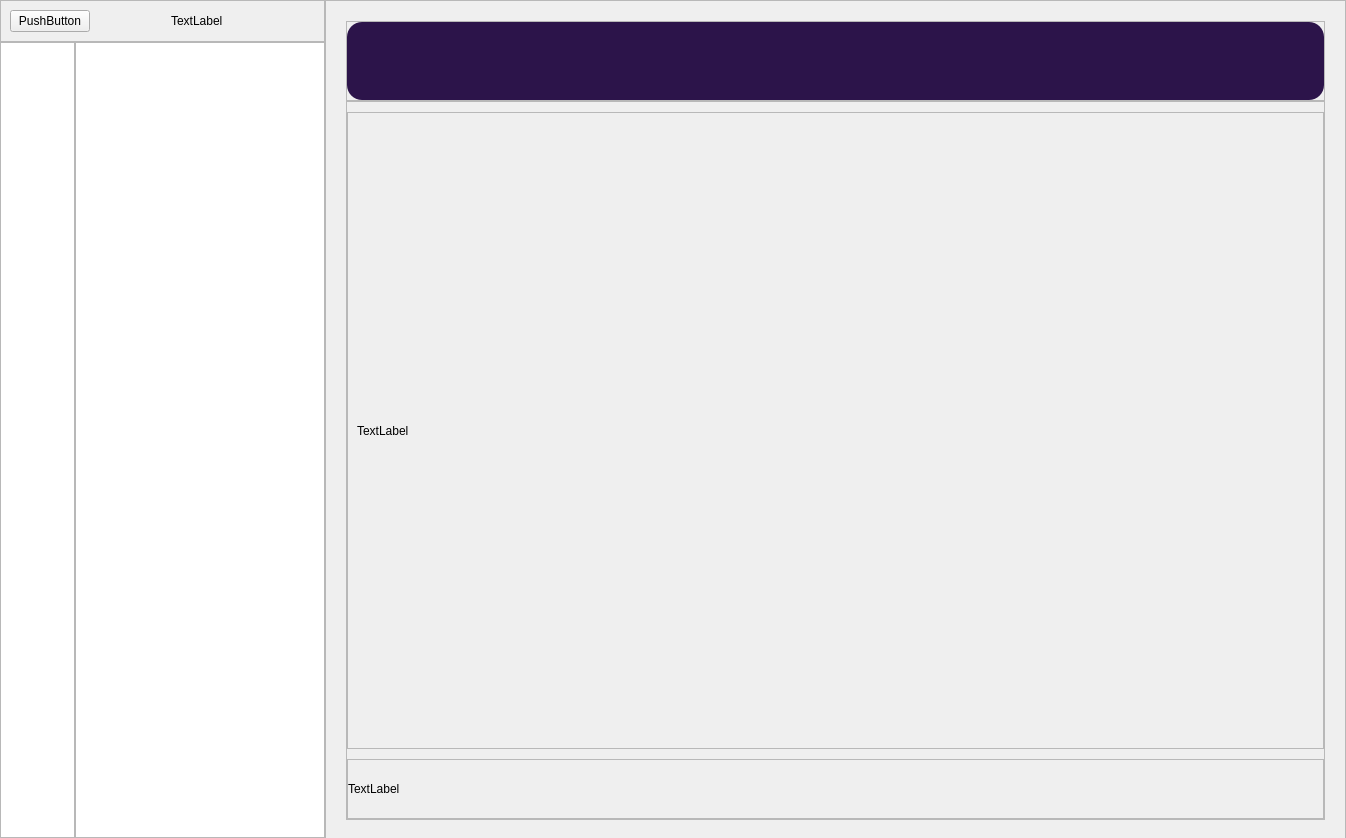
Qt form ui/app.ui (ariezel/sporesight) before a commit.
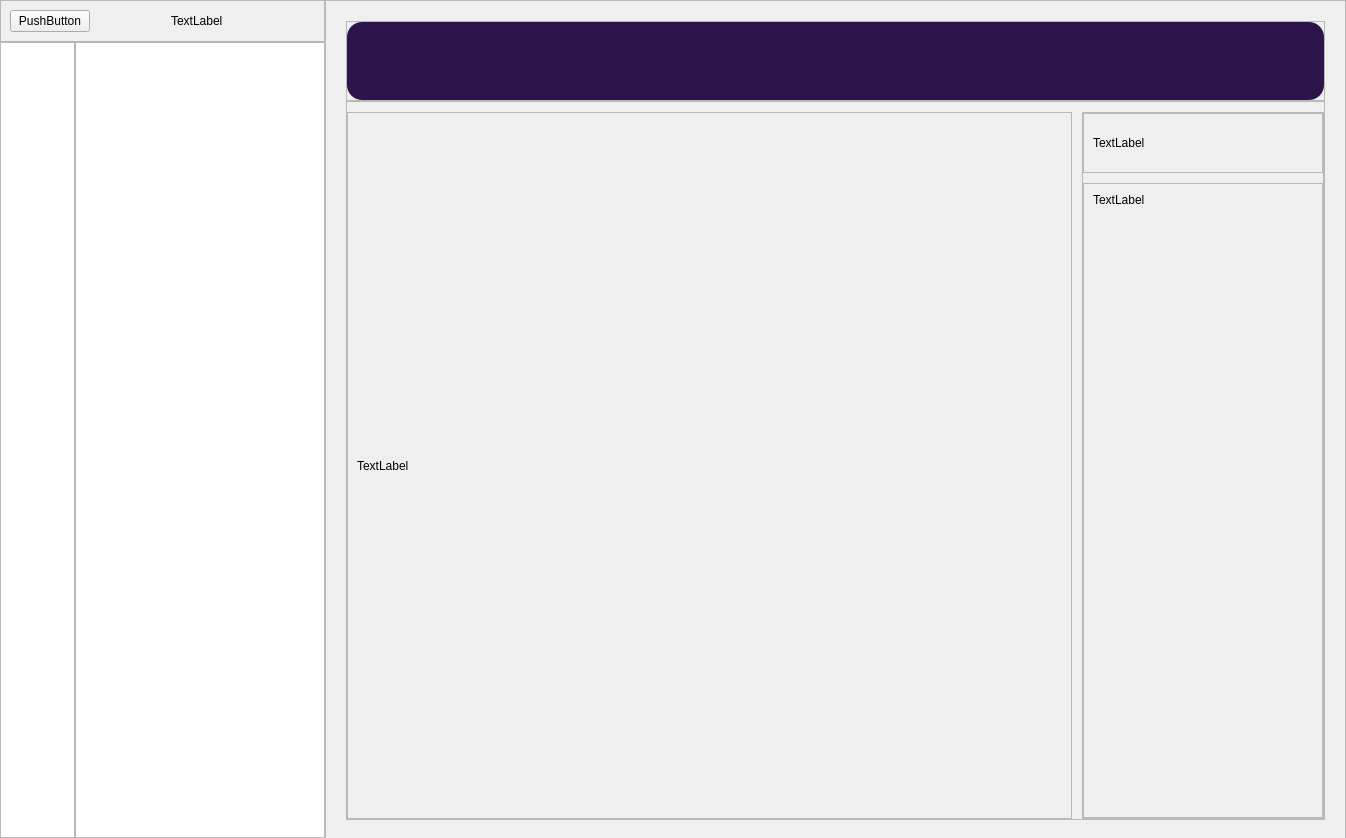
The same form after that commit.

```diff
--- a/ui/app.ui
+++ b/ui/app.ui
@@ -413,7 +413,7 @@
            <property name="frameShadow">
             <enum>QFrame::Raised</enum>
            </property>
-           <layout class="QVBoxLayout" name="verticalLayout_5">
+           <layout class="QHBoxLayout" name="horizontalLayout_2">
             <property name="spacing">
              <number>10</number>
             </property>
@@ -431,6 +431,12 @@
             </property>
             <item>
              <widget class="QFrame" name="feed_camera">
+              <property name="sizePolicy">
+               <sizepolicy hsizetype="Preferred" vsizetype="Preferred">
+                <horstretch>3</horstretch>
+                <verstretch>0</verstretch>
+               </sizepolicy>
+              </property>
               <property name="maximumSize">
                <size>
                 <width>16777215</width>
@@ -456,10 +462,16 @@
             </item>
             <item>
              <widget class="QFrame" name="feed_body_desc">
+              <property name="sizePolicy">
+               <sizepolicy hsizetype="Preferred" vsizetype="Preferred">
+                <horstretch>1</horstretch>
+                <verstretch>0</verstretch>
+               </sizepolicy>
+              </property>
               <property name="maximumSize">
                <size>
                 <width>16777215</width>
-                <height>60</height>
+                <height>16777215</height>
                </size>
               </property>
               <property name="frameShape">
@@ -468,9 +480,9 @@
               <property name="frameShadow">
                <enum>QFrame::Raised</enum>
               </property>
-              <layout class="QVBoxLayout" name="verticalLayout_6">
+              <layout class="QVBoxLayout" name="verticalLayout_5">
                <property name="spacing">
-                <number>0</number>
+                <number>10</number>
                </property>
                <property name="leftMargin">
                 <number>0</number>
@@ -485,16 +497,59 @@
                 <number>0</number>
                </property>
                <item>
-                <widget class="QLabel" name="feed_desc">
+                <widget class="QFrame" name="feed_desc_frame">
+                 <property name="sizePolicy">
+                  <sizepolicy hsizetype="Preferred" vsizetype="Preferred">
+                   <horstretch>0</horstretch>
+                   <verstretch>0</verstretch>
+                  </sizepolicy>
+                 </property>
                  <property name="maximumSize">
                   <size>
                    <width>16777215</width>
-                   <height>16777215</height>
+                   <height>60</height>
                   </size>
                  </property>
-                 <property name="text">
-                  <string>TextLabel</string>
+                 <property name="frameShape">
+                  <enum>QFrame::StyledPanel</enum>
                  </property>
+                 <property name="frameShadow">
+                  <enum>QFrame::Raised</enum>
+                 </property>
+                 <layout class="QHBoxLayout" name="horizontalLayout_5">
+                  <item>
+                   <widget class="QLabel" name="feed_desc">
+                    <property name="maximumSize">
+                     <size>
+                      <width>16777215</width>
+                      <height>60</height>
+                     </size>
+                    </property>
+                    <property name="text">
+                     <string>TextLabel</string>
+                    </property>
+                   </widget>
+                  </item>
+                 </layout>
+                </widget>
+               </item>
+               <item>
+                <widget class="QFrame" name="results_desc_frame">
+                 <property name="frameShape">
+                  <enum>QFrame::StyledPanel</enum>
+                 </property>
+                 <property name="frameShadow">
+                  <enum>QFrame::Raised</enum>
+                 </property>
+                 <layout class="QVBoxLayout" name="verticalLayout_6">
+                  <item alignment="Qt::AlignTop">
+                   <widget class="QLabel" name="feed_results">
+                    <property name="text">
+                     <string>TextLabel</string>
+                    </property>
+                   </widget>
+                  </item>
+                 </layout>
                 </widget>
                </item>
               </layout>
```
